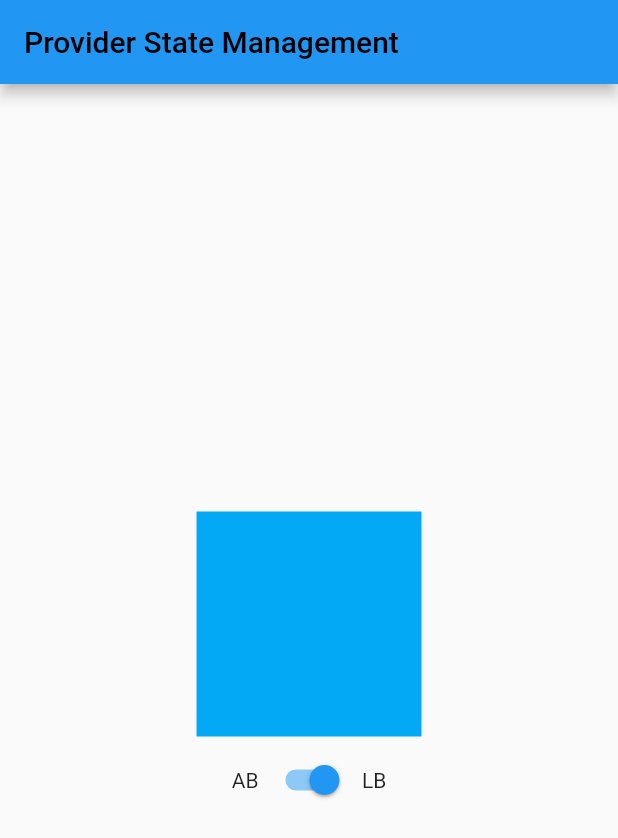
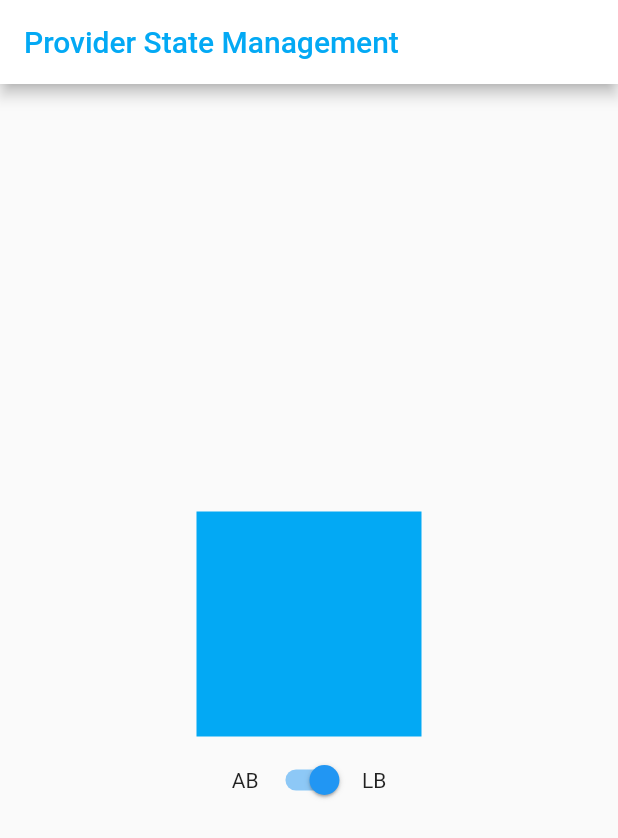
Before and after one commit to yayanrw/flutter-provider-v2, a Flutter app: the screen it shows after launch, on a phone screen of 412 x 824 dp. Shown: the top 838 px of the screen. Run offline on Flutter 3.47's test engine with Material 2 defaults, Android fonts, the light colour scheme and no system bars.

Commit message:
add change notifier provider and consumer

```diff
--- a/lib/main.dart
+++ b/lib/main.dart
@@ -1,10 +1,14 @@
 import 'package:flutter/material.dart';
+import 'package:flutter_provider_v2/application_color.dart';
+import 'package:provider/provider.dart';
 
 void main() {
-  runApp(MyApp());
+  runApp(const MyApp());
 }
 
 class MyApp extends StatelessWidget {
+  const MyApp({Key? key}) : super(key: key);
+
   // This widget is the root of your application.
   @override
   Widget build(BuildContext context) {
@@ -12,35 +16,52 @@ class MyApp extends StatelessWidget {
         theme: ThemeData(
           primarySwatch: Colors.blue,
         ),
-        home: Scaffold(
+        home: ChangeNotifierProvider<ApplicationColor>(
+          create: (BuildContext context) => ApplicationColor(),
+          child: Scaffold(
             appBar: AppBar(
-            title: const Text(
+              backgroundColor: Colors.white,
+              title: Consumer<ApplicationColor>(
+                builder: (context, state, _) => Text(
                   "Provider State Management",
-              style: TextStyle(color: Colors.black),
+                  style: TextStyle(color: state.color),
+                ),
               ),
             ),
             body: Center(
               child: Column(
                 mainAxisAlignment: MainAxisAlignment.center,
                 children: [
-                AnimatedContainer(
-                  margin: EdgeInsets.all(5),
-                  duration: Duration(milliseconds: 500),
+                  Consumer<ApplicationColor>(
+                    builder: (context, state, _) => AnimatedContainer(
+                      margin: const EdgeInsets.all(5),
+                      duration: const Duration(milliseconds: 500),
                       width: 150,
                       height: 150,
-                  color: Colors.lightBlue,
+                      color: state.color,
+                    ),
                   ),
                   Row(
                     mainAxisAlignment: MainAxisAlignment.center,
                     children: [
-                    Container(margin: EdgeInsets.all(5), child: Text("AB")),
-                    Switch(value: true, onChanged: (newValue) {}),
-                    Container(margin: EdgeInsets.all(5), child: Text("LB")),
+                      Container(
+                          margin: const EdgeInsets.all(5),
+                          child: const Text("AB")),
+                      Consumer<ApplicationColor>(
+                          builder: (context, state, _) => Switch(
+                              value: state.isLightBlue,
+                              onChanged: (newValue) {
+                                state.isLightBlue = newValue;
+                              })),
+                      Container(
+                          margin: const EdgeInsets.all(5),
+                          child: const Text("LB")),
                     ],
                   )
                 ],
               ),
             ),
+          ),
         ));
   }
 }
```
Lines whose indentation alone changed are shown as unchanged.
